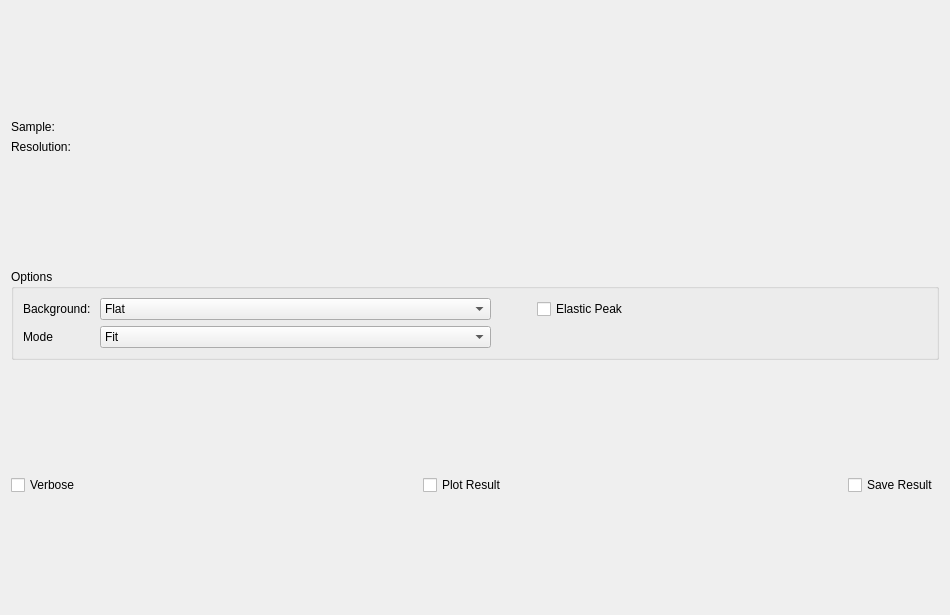
Above: Code/Mantid/MantidQt/CustomInterfaces/inc/MantidQtCustomInterfaces/Stretch.ui from mantidproject/mantid before the change. Below: the same form after it.
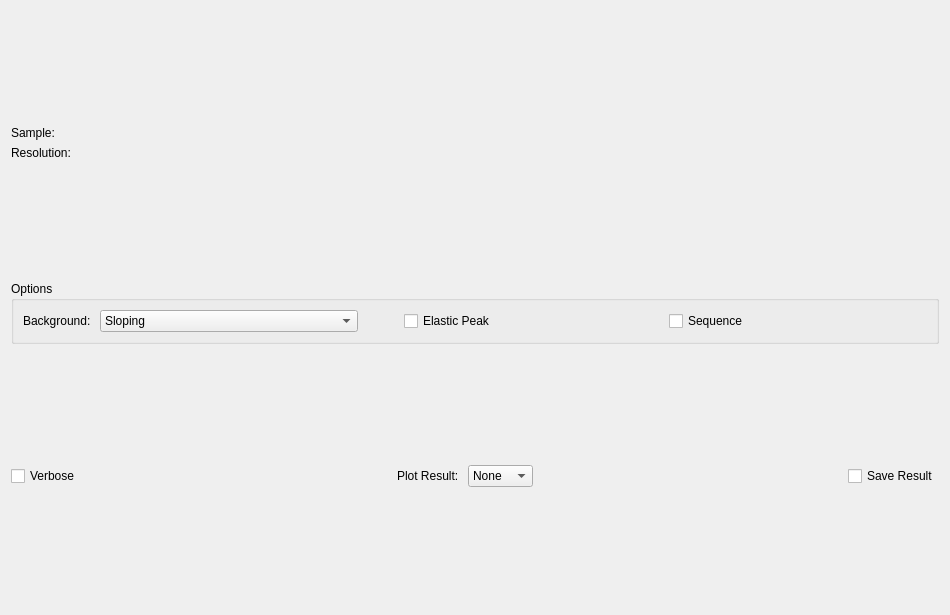
That is the form after the change. Custom widgets are drawn as their Qt base class.

Commit message: Refs #5421 Stretch interface now connected to Quest routine.

```diff
--- a/Code/Mantid/MantidQt/CustomInterfaces/inc/MantidQtCustomInterfaces/Stretch.ui
+++ b/Code/Mantid/MantidQt/CustomInterfaces/inc/MantidQtCustomInterfaces/Stretch.ui
@@ -34,6 +34,16 @@
        <property name="loadLabelText" stdset="0">
         <string>Plot</string>
        </property>
+       <property name="workspaceSuffixes" stdset="0">
+        <stringlist>
+         <string>_red</string>
+        </stringlist>
+       </property>
+       <property name="fileBrowserSuffixes" stdset="0">
+        <stringlist>
+         <string>_red.nxs</string>
+        </stringlist>
+       </property>
       </widget>
      </item>
      <item row="1" column="0">
@@ -85,15 +95,6 @@
      <layout class="QVBoxLayout" name="verticalLayout_2">
       <item>
        <layout class="QGridLayout" name="gridLayout_2">
-        <item row="1" column="1">
-         <widget class="QComboBox" name="cbMode">
-          <item>
-           <property name="text">
-            <string>Fit</string>
-           </property>
-          </item>
-         </widget>
-        </item>
         <item row="0" column="0">
          <widget class="QLabel" name="lblBackground">
           <property name="sizePolicy">
@@ -107,15 +108,13 @@
           </property>
          </widget>
         </item>
-        <item row="0" column="3">
-         <widget class="QCheckBox" name="chkElasticPeak">
-          <property name="text">
-           <string>Elastic Peak</string>
-          </property>
-         </widget>
-        </item>
         <item row="0" column="1">
          <widget class="QComboBox" name="cbBackground">
+          <item>
+           <property name="text">
+            <string>Sloping</string>
+           </property>
+          </item>
           <item>
            <property name="text">
             <string>Flat</string>
@@ -123,25 +122,26 @@
           </item>
           <item>
            <property name="text">
-            <string>Sloped</string>
+            <string>Zero</string>
            </property>
           </item>
          </widget>
         </item>
-        <item row="1" column="0">
-         <widget class="QLabel" name="lblMode">
-          <property name="sizePolicy">
-           <sizepolicy hsizetype="Fixed" vsizetype="Preferred">
-            <horstretch>0</horstretch>
-            <verstretch>0</verstretch>
-           </sizepolicy>
+        <item row="0" column="4">
+         <widget class="QCheckBox" name="chkSequence">
+          <property name="text">
+           <string>Sequence</string>
           </property>
+         </widget>
+        </item>
+        <item row="0" column="3">
+         <widget class="QCheckBox" name="chkElasticPeak">
           <property name="text">
-           <string>Mode</string>
+           <string>Elastic Peak</string>
           </property>
          </widget>
         </item>
-        <item row="1" column="2">
+        <item row="0" column="2">
          <spacer name="horizontalSpacer">
           <property name="orientation">
            <enum>Qt::Horizontal</enum>
@@ -198,12 +198,36 @@
       </spacer>
      </item>
      <item>
-      <widget class="QCheckBox" name="chkPlot">
+      <widget class="QLabel" name="lblPlotResult">
        <property name="text">
-        <string>Plot Result</string>
+        <string>Plot Result: </string>
        </property>
       </widget>
      </item>
+     <item>
+      <widget class="QComboBox" name="cbPlot">
+       <item>
+        <property name="text">
+         <string>None</string>
+        </property>
+       </item>
+       <item>
+        <property name="text">
+         <string>Sigma</string>
+        </property>
+       </item>
+       <item>
+        <property name="text">
+         <string>Beta</string>
+        </property>
+       </item>
+       <item>
+        <property name="text">
+         <string>All</string>
+        </property>
+       </item>
+      </widget>
+     </item>
      <item>
       <spacer name="horizontalSpacer_18">
        <property name="orientation">
```
The commit also changes 4 other files.
